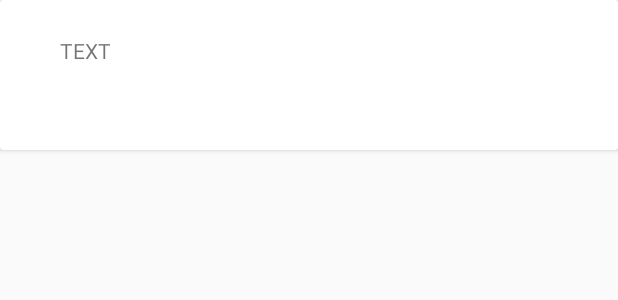
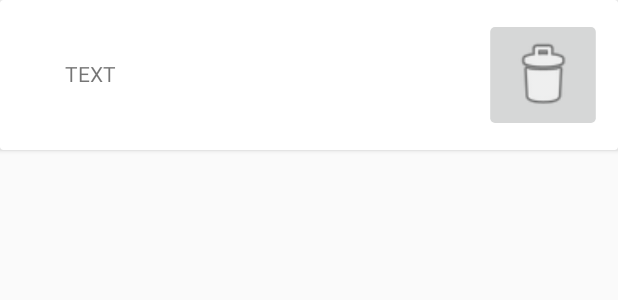
Before and after one commit to rjoshuva/FlashCardsApp, an Android app: the layout deck_list_item.xml on its own in the app's theme, with its tools: preview values and no code run, on a phone screen of 412 x 824 dp. Shown: the top 300 px of the screen. Run offline under Robolectric (Android 15) with nearby library versions, the phone set to English and light mode, and no system bars.

Commit message:
Added Deck Deletion
Deck Deletion and code cleanup

```diff
--- a/app/src/main/java/edu/csce4623/jlcarlto/flashcardsapp/FlashCardActivity/MainActivity.java
+++ b/app/src/main/java/edu/csce4623/jlcarlto/flashcardsapp/FlashCardActivity/MainActivity.java
@@ -31,8 +31,6 @@ public class MainActivity extends AppCompatActivity {
     CardViewModel mViewModel;
     private LiveData<List<Card>> cardList;
     private List<Card> cards;
-    private CardRepository mCardRepository;
-    private Deck deck;
     private RecyclerView rv;
     private Button btnNewCard;
     public RVAdapter adapter;
@@ -100,9 +98,6 @@ public class MainActivity extends AppCompatActivity {
                 adapter.notifyItemInserted((int) c.getCardId());
                 adapter.notifyDataSetChanged();
             }
-        } else if (resultCode == 2) {
-                int deckId = data.getIntExtra("deckId", 0);
-                mCardRepository.deleteById(deckId);
         }
     }
 
--- a/app/src/main/java/edu/csce4623/jlcarlto/flashcardsapp/MainDeckActivity/DeckSelectionActivity.java
+++ b/app/src/main/java/edu/csce4623/jlcarlto/flashcardsapp/MainDeckActivity/DeckSelectionActivity.java
@@ -45,7 +45,6 @@ public class DeckSelectionActivity extends AppCompatActivity {
             public void onChanged(List<Deck> d) {
                 decks.clear();
                 decks.addAll(d);
-                Log.d("onChanged decks=", decks.toString());
             }
         });
         LinearLayoutManager llm = new LinearLayoutManager(this);
@@ -59,7 +58,7 @@ public class DeckSelectionActivity extends AppCompatActivity {
                 startActivityForResult(intent, 0);
             }
         });
-        deckAdapter = new DeckAdapter(decks);
+        deckAdapter = new DeckAdapter(decks, deckViewModel);
         rvDeck.setAdapter(deckAdapter);
     }
 
--- a/app/src/main/java/edu/csce4623/jlcarlto/flashcardsapp/Model/CardRepository.java
+++ b/app/src/main/java/edu/csce4623/jlcarlto/flashcardsapp/Model/CardRepository.java
@@ -122,7 +122,7 @@ public class CardRepository {
         CardDatabase.databaseWriteExecutor.execute( new Runnable() {
             @Override
             public void run() {
-                mCardDao.deleteCard(deck.getDeckId());
+                mCardDao.deleteDeck(deck.getDeckId());
             }
         });
     }
--- a/app/src/main/res/layout/deck_list_item.xml
+++ b/app/src/main/res/layout/deck_list_item.xml
@@ -11,19 +11,31 @@
     android:layout_height="match_parent">
 
 
+    <ImageButton
+        android:id="@+id/btnDeleteDeck"
+        android:layout_width="wrap_content"
+        android:layout_height="wrap_content"
+        android:layout_marginTop="24dp"
+        android:layout_marginEnd="24dp"
+        android:scaleType="center"
+        android:scaleX="1.6"
+        android:scaleY="1.6"
+        android:padding="10dp"
+        app:layout_constraintEnd_toEndOf="parent"
+        app:layout_constraintTop_toTopOf="parent"
+        app:srcCompat="@android:drawable/ic_menu_delete" />
+
     <TextView
         android:id="@+id/tvDeck"
-        android:layout_width="355dp"
-        android:layout_height="100dp"
+        android:layout_width="362dp"
+        android:layout_height="22dp"
         android:layout_marginStart="32dp"
-        android:layout_marginTop="24dp"
         android:text="TEXT"
         app:layout_constraintBottom_toBottomOf="parent"
         app:layout_constraintEnd_toEndOf="parent"
-        app:layout_constraintHorizontal_bias="0.333"
+        app:layout_constraintHorizontal_bias="0.647"
         app:layout_constraintStart_toStartOf="parent"
-        app:layout_constraintTop_toTopOf="parent"
-        app:layout_constraintVertical_bias="0.0" />
+        app:layout_constraintTop_toTopOf="parent" />
 
 </androidx.constraintlayout.widget.ConstraintLayout>
 
```
Also changed, not shown: app/src/main/java/edu/csce4623/jlcarlto/flashcardsapp/AddEditCardActivity/AddEditCardActivity.java (+0 -14 lines), app/src/main/java/edu/csce4623/jlcarlto/flashcardsapp/MainDeckActivity/DeckAdapter.java (+22 -7 lines), app/src/main/res/layout/activity_add_edit_card.xml (+0 -16 lines).
